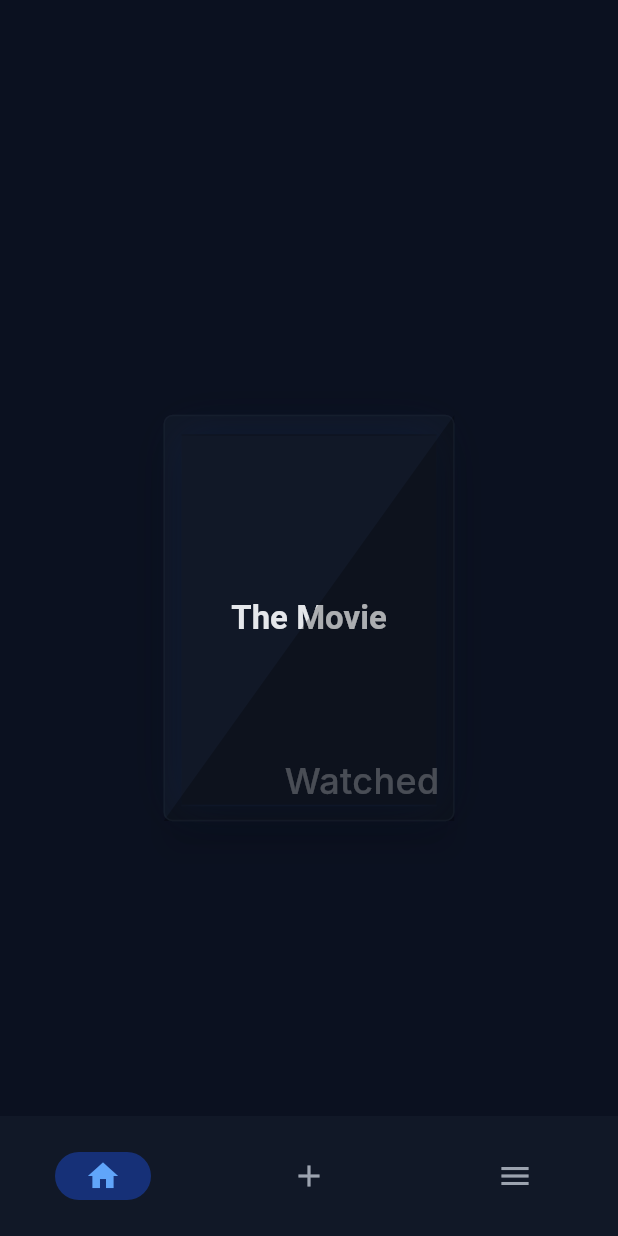
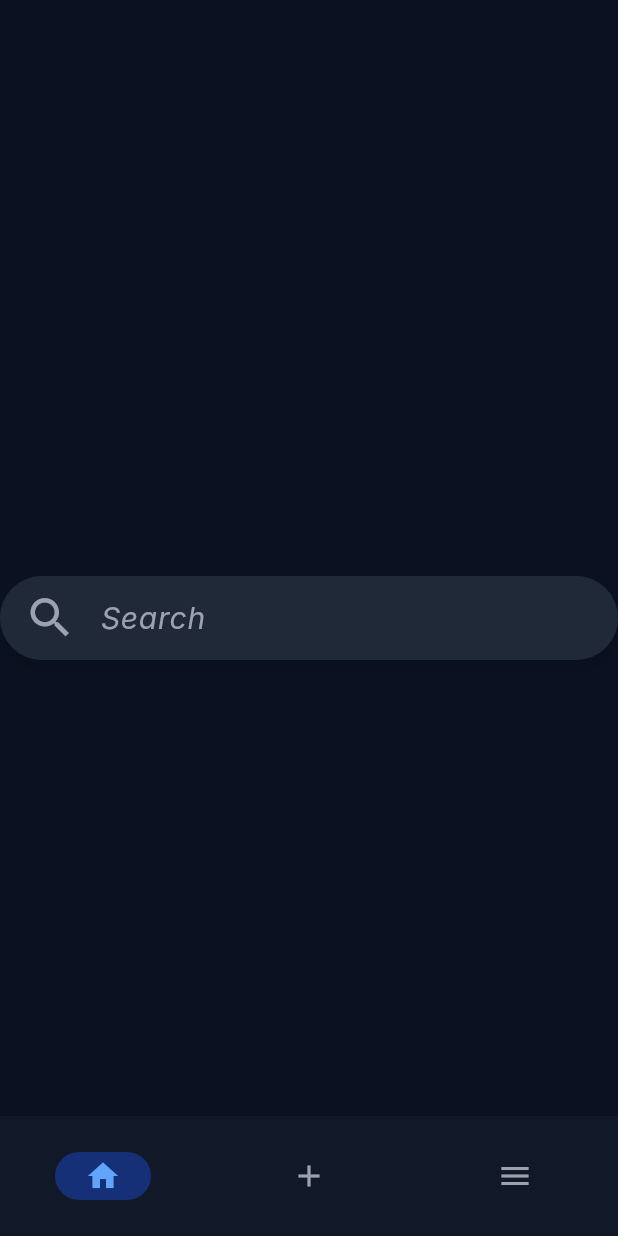
Before and after one commit to Bjorneee/movie_show_watchlist, a Flutter app: the screen it shows after launch, on a phone screen of 412 x 824 dp. Run offline on Flutter 3.47's test engine with Material 3 defaults, Android fonts, the phone set to English and light mode, and no system bars; our stand-ins replace device_preview; missing offline and left inert: window_manager; Roboto replaces fonts that are missing (Inter, Poppins).

Commit message:
Modifeid SearchBar Formatting + Added an extension to show search icon + hint text

```diff
--- a/lib/classes/custom_widgets.dart
+++ b/lib/classes/custom_widgets.dart
@@ -5,7 +5,7 @@ import 'package:movie_show_watchlist/classes/media.dart';
 
 /* ======================================================
  *
- *                  CONTAINERS TO USE
+ *                      CONTAINERS
  *
  ======================================================== */
 
@@ -33,8 +33,7 @@ import 'package:movie_show_watchlist/classes/media.dart';
  * Details: Displays the current movie cover or
  *          title if no cover exists.
  *
- */
-
+ * ====================================================*/
 class MediaCard extends StatelessWidget {
 
   final double? width;
@@ -105,6 +104,37 @@ class MediaCard extends StatelessWidget {
 
 
 
+
+
+/* ======================================================
+ *
+ *       EXTENSIONS (Append to corresponding Widget)
+ *
+ ======================================================== */
+
+
+
+/* =================== SearchBar =====================
+ *
+ * showAll(): Displays search icon and 'Search' hint
+ *              text on search bar.
+ *
+ * =================================================== */
+extension SearchExtensions on SearchBar {
+
+  // Ex: SearchBar(/* List any additional properties here */).showAll()
+  SearchBar showAll() {
+    return SearchBar(
+      leading: Icon(
+        Icons.search,
+        size: 35,
+      ),
+      hintText: 'Search',
+    );
+  }
+}
+
+
 /* ======================================================
  *
  *                  HELPERS (DO NOT USE)
--- a/lib/classes/themes.dart
+++ b/lib/classes/themes.dart
@@ -178,7 +178,7 @@ ThemeData defaultDarkTheme() {
     ),
 
     searchBarTheme: SearchBarThemeData(
-      backgroundColor: WidgetStatePropertyAll(scheme.surfaceContainerHighest),
+      backgroundColor: WidgetStatePropertyAll(scheme.secondaryContainer),
       surfaceTintColor: const WidgetStatePropertyAll(Colors.transparent),
       shadowColor: WidgetStatePropertyAll(
         scheme.shadow.withValues(alpha: 0.35),
@@ -195,14 +195,15 @@ ThemeData defaultDarkTheme() {
       hintStyle: WidgetStatePropertyAll(
         TextStyle(
           fontFamily: 'Inter',
-          fontSize: 15,
-          fontWeight: FontWeight.w500,
+          fontSize: 20,
+          fontWeight: FontWeight.w400,
+          fontStyle: .italic,
           color: scheme.onSurfaceVariant,
         ),
       ),
       shape: WidgetStatePropertyAll(
         RoundedRectangleBorder(
-          borderRadius: BorderRadius.circular(16),
+          borderRadius: BorderRadius.circular(50),
           side: BorderSide(
             color: scheme.outline.withValues(alpha: 0.45),
           ),
--- a/lib/pages/home_screen.dart
+++ b/lib/pages/home_screen.dart
@@ -24,7 +24,7 @@ class _HomeScreen extends State<HomeScreen> {
 
     return Scaffold(
       body: Center(
-        child: MediaCard(width: 170, height: 247, mediaItem: test) // Test card. Remove as needed.
+        child: SearchBar().showAll()
       )
     );
   }
```
